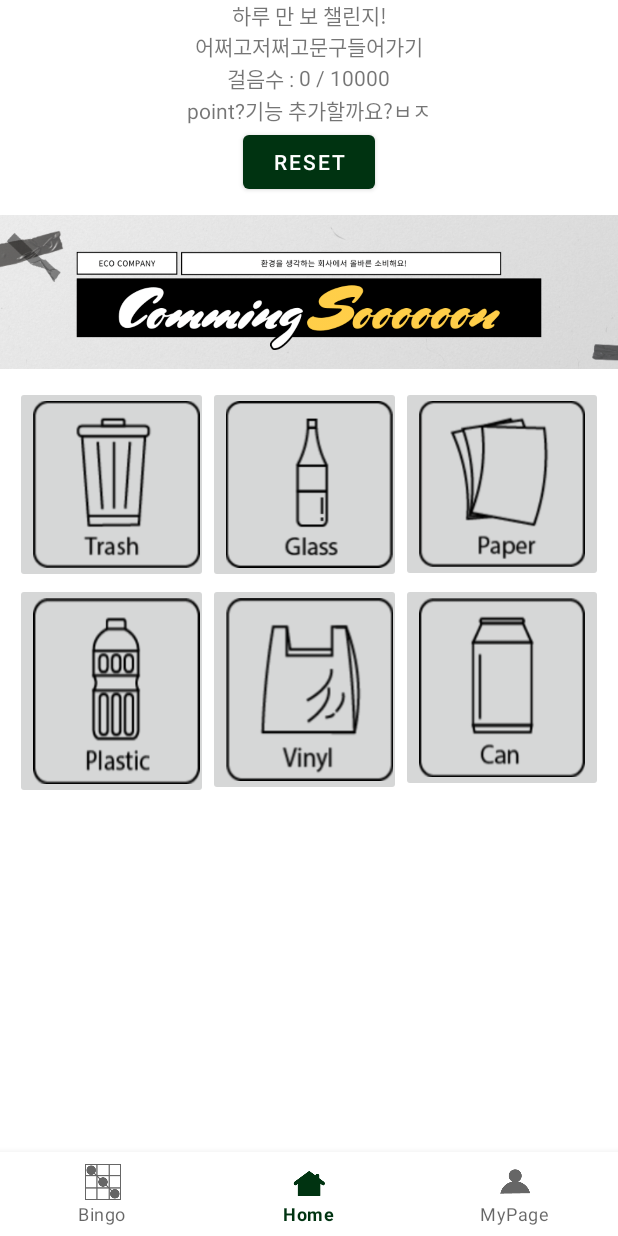
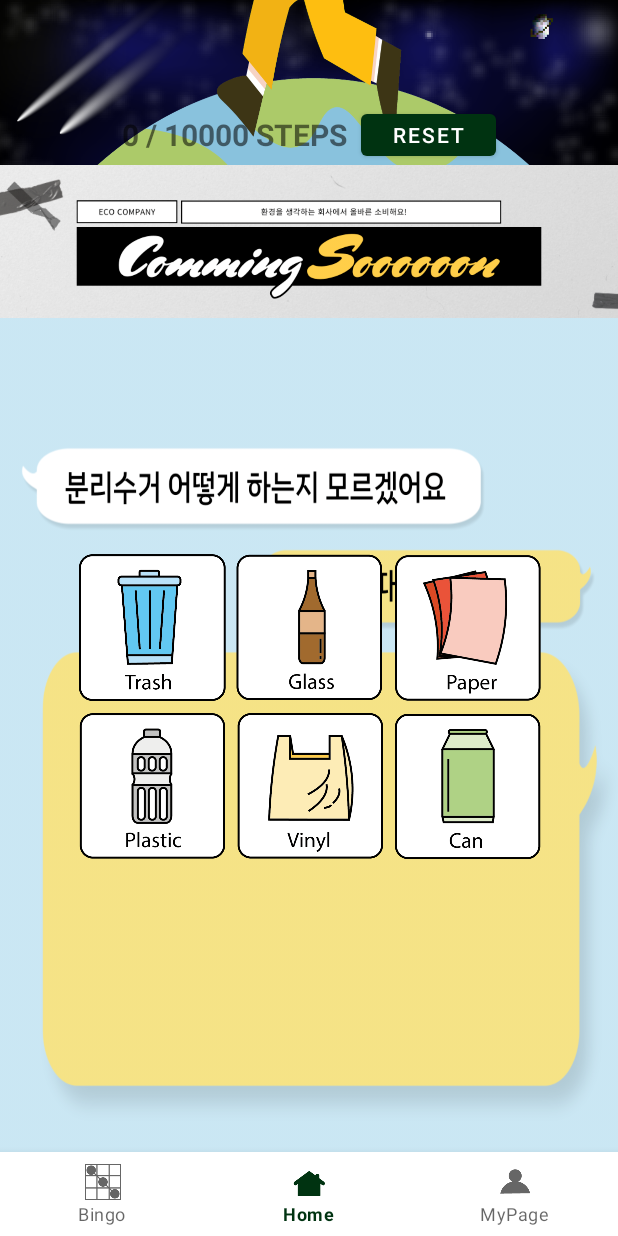
Before and after one commit to cAhyoung/shipda_bingo, an Android app: the HomeActivity screen opened directly, with no data from a screen before it, item 2 of the bottom bar chosen, on a phone screen of 412 x 824 dp. Run offline under Robolectric (Android 15) with nearby library versions, the phone set to English and light mode, and no system bars; 1 statement that could not run was skipped.

Commit message:
홈 디자인, 마이페이지 수정

```diff
--- a/app/src/main/res/layout/activity_home.xml
+++ b/app/src/main/res/layout/activity_home.xml
@@ -12,7 +12,8 @@
         android:layout_width="match_parent"
         android:layout_height="match_parent"
         android:orientation="vertical"
-        tools:ignore="MissingConstraints">
+        tools:ignore="MissingConstraints"
+        android:background="@drawable/home_walk_background7">
 
         <LinearLayout
             android:id="@+id/layoutForManbogi"
@@ -23,46 +24,40 @@
             android:visibility="gone"
             tools:ignore="MissingConstraints">
 
-            <TextView
-                android:layout_width="match_parent"
-                android:layout_height="wrap_content"
-                android:gravity="center"
-                android:text="하루 만 보 챌린지!\n어쩌고저쩌고문구들어가기" />
 
             <LinearLayout
                 android:layout_width="match_parent"
                 android:layout_height="wrap_content"
-                android:gravity="center">
+                android:gravity="center"
+                android:layout_marginTop="70dp">
 
-                <TextView
-                    android:layout_width="wrap_content"
-                    android:layout_height="wrap_content"
-                    android:text="걸음수 : " />
 
                 <TextView
                     android:id="@+id/tvmanbogiNum"
                     android:layout_width="wrap_content"
                     android:layout_height="wrap_content"
-                    android:text="0" />
+                    android:text="0"
+                    android:textSize="20sp"
+                    android:textStyle="bold" />
 
                 <TextView
                     android:layout_width="wrap_content"
                     android:layout_height="wrap_content"
-                    android:text=" / 10000" />
+                    android:text=" / 10000 STEPS  "
+                    android:textSize="20sp"
+                    android:textStyle="bold"/>
+                <Button
+                    android:id="@+id/manbogiReset"
+                    android:layout_width="90dp"
+                    android:layout_height="40dp"
+                    android:enabled="true"
+                    android:text="reset" />
+
             </LinearLayout>
 
-            <TextView
-                android:id="@+id/tvPoint"
-                android:layout_width="wrap_content"
-                android:layout_height="wrap_content"
-                android:text="point?기능 추가할까요?ㅂㅈ" />
 
-            <Button
-                android:id="@+id/manbogiReset"
-                android:layout_width="wrap_content"
-                android:layout_height="wrap_content"
-                android:enabled="true"
-                android:text="reset" />
+
+
         </LinearLayout>
 
 
--- a/app/src/main/res/layout/fragment_home.xml
+++ b/app/src/main/res/layout/fragment_home.xml
@@ -5,10 +5,11 @@
     android:layout_height="match_parent"
     xmlns:tools="http://schemas.android.com/tools"
     android:orientation="vertical"
-    android:visibility="visible">
+    android:visibility="visible"
+    android:background="@drawable/home_back3">
 
 
-            <!-- manbo -->
+    <!-- manbo -->
             <!--
             <LinearLayout
                 android:layout_width="match_parent"
@@ -47,39 +48,40 @@
                     android:layout_width="match_parent"
                     android:layout_height="wrap_content"
                     android:orientation="horizontal"
+                    android:layout_marginTop="133dp"
                     android:paddingLeft="10dp"
                     android:paddingRight="10dp">
 
                     <ImageButton
                         android:id="@+id/btnTrash"
-                        android:layout_width="wrap_content"
-                        android:layout_height="wrap_content"
-                        android:layout_weight="1"
+                        android:layout_width="100dp"
+                        android:layout_height="100dp"
                         android:adjustViewBounds="true"
                         android:paddingRight="5dp"
+                        android:layout_marginLeft="41dp"
+                        android:layout_marginRight="5dp"
                         android:scaleType="fitXY"
-                        android:src="@drawable/trash_btn"
+                        android:background="@drawable/trash_btn2"
                         tools:ignore="SpeakableTextPresentCheck" />
 
                     <ImageButton
                         android:id="@+id/btnGlass"
-                        android:layout_width="wrap_content"
-                        android:layout_height="wrap_content"
-                        android:layout_weight="1"
+                        android:layout_width="100dp"
+                        android:layout_height="100dp"
                         android:adjustViewBounds="true"
                         android:paddingRight="5dp"
+                        android:layout_marginRight="5dp"
                         android:scaleType="fitXY"
-                        android:src="@drawable/glass_btn"
+                        android:background="@drawable/glass_btn2"
                         tools:ignore="SpeakableTextPresentCheck" />
 
                     <ImageButton
                         android:id="@+id/btnPaper"
-                        android:layout_width="wrap_content"
-                        android:layout_height="wrap_content"
-                        android:layout_weight="1"
+                        android:layout_width="100dp"
+                        android:layout_height="100dp"
                         android:adjustViewBounds="true"
                         android:scaleType="fitXY"
-                        android:src="@drawable/paper_btn"
+                        android:background="@drawable/paper_btn2"
                         tools:ignore="SpeakableTextPresentCheck" />
 
                 </LinearLayout>
@@ -94,31 +96,37 @@
 
                     <ImageButton
                         android:id="@+id/btnPlastic"
-                        android:layout_width="wrap_content"
-                        android:layout_height="144dp"
-                        android:layout_weight="1"
+                        android:layout_width="100dp"
+                        android:layout_height="100dp"
+                        android:layout_marginLeft="41dp"
                         android:paddingRight="5dp"
+                        android:layout_marginRight="5dp"
+                        android:layout_marginTop="5dp"
+                        android:layout_marginBottom="5dp"
                         android:scaleType="fitXY"
-                        android:src="@drawable/plastic_btn"
+                        android:background="@drawable/plastic_btn2"
                         tools:ignore="SpeakableTextPresentCheck" />
 
                     <ImageButton
                         android:id="@+id/btnVinyl"
-                        android:layout_width="wrap_content"
-                        android:layout_height="142dp"
-                        android:layout_weight="1"
+                        android:layout_width="100dp"
+                        android:layout_height="100dp"
                         android:paddingRight="5dp"
                         android:scaleType="fitXY"
-                        android:src="@drawable/vinyl_btn"
+                        android:layout_marginRight="5dp"
+                        android:layout_marginTop="5dp"
+                        android:layout_marginBottom="5dp"
+                        android:background="@drawable/vinyl_btn2"
                         tools:ignore="SpeakableTextPresentCheck" />
 
                     <ImageButton
                         android:id="@+id/btnCan"
-                        android:layout_width="wrap_content"
-                        android:layout_height="139dp"
-                        android:layout_weight="1"
+                        android:layout_width="100dp"
+                        android:layout_height="100dp"
                         android:scaleType="fitXY"
-                        android:src="@drawable/can_btn"
+                        android:layout_marginTop="5dp"
+                        android:layout_marginBottom="5dp"
+                        android:background="@drawable/can_btn2"
                         tools:ignore="SpeakableTextPresentCheck" />
 
                 </LinearLayout>
--- a/app/src/main/res/layout/viewpager_adbanner.xml
+++ b/app/src/main/res/layout/viewpager_adbanner.xml
@@ -8,6 +8,7 @@
         android:id="@+id/ad_img"
         android:layout_width="wrap_content"
         android:layout_height="wrap_content"
+        android:layout_marginTop="-25dp"
         app:layout_constraintBottom_toBottomOf="parent"
         app:layout_constraintEnd_toEndOf="parent"
         app:layout_constraintStart_toStartOf="parent"
```
Also changed, not shown: app/src/main/res/layout/activity_home2.xml (+19 -24 lines), app/src/main/res/layout/fragment_my_page.xml (+32 -38 lines), app/src/main/res/drawable/can_btn2.png (added), app/src/main/res/drawable/glass_btn2.png (added), app/src/main/res/drawable/home_back.png (added), app/src/main/res/drawable/home_back2.png (added), app/src/main/res/drawable/home_back3.png (added), app/src/main/res/drawable/home_walk_background7.png (added), app/src/main/res/drawable/mypage_back.png (added), app/src/main/res/drawable/paper_btn2.png (added), app/src/main/res/drawable/plastic_btn2.png (added), app/src/main/res/drawable/trash_back.png (added), app/src/main/res/drawable/trash_btn2.png (added), app/src/main/res/drawable/vinyl_btn2.png (added).
